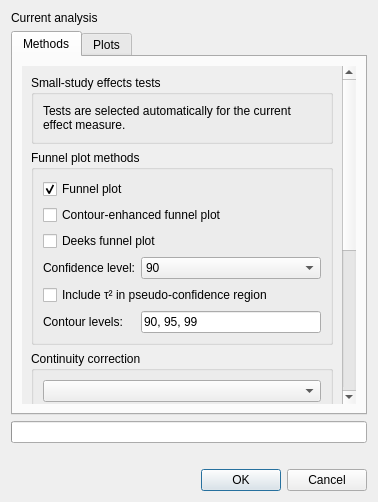
Above: src/rc_metastudio/forms/publication_bias_dialog.ui from AliSalman-et-al/rc-metastudio before the change. Below: the same form after it.
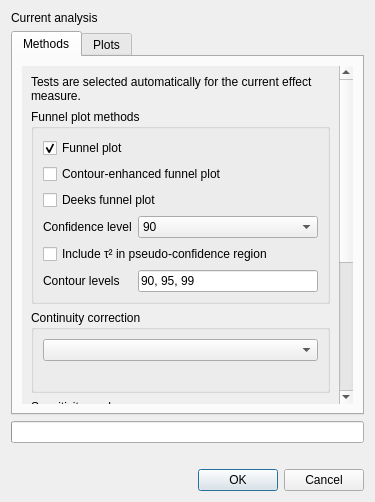
That is the form after the change.

Diff of the .ui file:
```diff
--- a/src/rc_metastudio/forms/publication_bias_dialog.ui
+++ b/src/rc_metastudio/forms/publication_bias_dialog.ui
@@ -18,14 +18,7 @@
          <property name="widgetResizable"><bool>true</bool></property>
          <widget class="QWidget" name="methods_scroll_content">
           <layout class="QVBoxLayout" name="methods_scroll_layout">
-           <item>
-            <widget class="QGroupBox" name="automatic_test_group">
-             <property name="title"><string>Small-study effects tests</string></property>
-             <layout class="QVBoxLayout" name="automatic_test_layout">
-              <item><widget class="QLabel" name="automatic_test_label"><property name="wordWrap"><bool>true</bool></property><property name="text"><string>Tests are selected automatically for the current effect measure.</string></property></widget></item>
-             </layout>
-           </widget>
-           </item>
+           <item><widget class="QLabel" name="automatic_test_label"><property name="wordWrap"><bool>true</bool></property><property name="text"><string>Tests are selected automatically for the current effect measure.</string></property></widget></item>
            <item>
             <widget class="QGroupBox" name="plot_selection_group">
              <property name="title"><string>Funnel plot methods</string></property>
@@ -35,10 +28,10 @@
               <item><widget class="QCheckBox" name="deeks_funnel_check"><property name="text"><string>Deeks funnel plot</string></property></widget></item>
               <item>
                <layout class="QFormLayout" name="plot_method_options_layout">
-                <item row="0" column="0"><widget class="QLabel" name="sampling_confidence_label"><property name="text"><string>Confidence level:</string></property></widget></item>
+                <item row="0" column="0"><widget class="QLabel" name="sampling_confidence_label"><property name="text"><string>Confidence level</string></property></widget></item>
                 <item row="0" column="1"><widget class="QComboBox" name="sampling_confidence_combo"><item><property name="text"><string>90</string></property></item><item><property name="text"><string>95</string></property></item><item><property name="text"><string>99</string></property></item></widget></item>
                 <item row="1" column="0" colspan="2"><widget class="QCheckBox" name="include_tau2_check"><property name="text"><string>Include τ² in pseudo-confidence region</string></property></widget></item>
-                <item row="2" column="0"><widget class="QLabel" name="contour_levels_label"><property name="text"><string>Contour levels:</string></property></widget></item>
+                <item row="2" column="0"><widget class="QLabel" name="contour_levels_label"><property name="text"><string>Contour levels</string></property></widget></item>
                 <item row="2" column="1"><widget class="QLineEdit" name="contour_levels_edit"><property name="text"><string>90, 95, 99</string></property></widget></item>
                </layout>
               </item>
@@ -63,11 +56,11 @@
                <widget class="QGroupBox" name="trim_fill_group">
                 <property name="title"><string>Trim-and-fill parameters</string></property>
                 <layout class="QFormLayout" name="trim_fill_layout">
-                 <item row="0" column="0"><widget class="QLabel" name="trim_fill_estimator_label"><property name="text"><string>Estimator:</string></property></widget></item>
+                 <item row="0" column="0"><widget class="QLabel" name="trim_fill_estimator_label"><property name="text"><string>Estimator</string></property></widget></item>
                  <item row="0" column="1"><widget class="QComboBox" name="trim_fill_estimator_combo"><item><property name="text"><string>L0</string></property></item><item><property name="text"><string>R0</string></property></item></widget></item>
-                 <item row="1" column="0"><widget class="QLabel" name="trim_fill_side_label"><property name="text"><string>Side:</string></property></widget></item>
+                 <item row="1" column="0"><widget class="QLabel" name="trim_fill_side_label"><property name="text"><string>Side</string></property></widget></item>
                  <item row="1" column="1"><widget class="QComboBox" name="trim_fill_side_combo"><item><property name="text"><string>auto</string></property></item><item><property name="text"><string>left</string></property></item><item><property name="text"><string>right</string></property></item></widget></item>
-                 <item row="2" column="0"><widget class="QLabel" name="trim_fill_model_label"><property name="text"><string>Model:</string></property></widget></item>
+                 <item row="2" column="0"><widget class="QLabel" name="trim_fill_model_label"><property name="text"><string>Model</string></property></widget></item>
                  <item row="2" column="1"><widget class="QComboBox" name="trim_fill_model_combo"><item><property name="text"><string>random</string></property></item><item><property name="text"><string>common</string></property></item></widget></item>
                 </layout>
                </widget>
@@ -96,13 +89,13 @@
             <widget class="QGroupBox" name="presentation_group">
              <property name="title"><string>Appearance</string></property>
              <layout class="QFormLayout" name="presentation_layout">
-              <item row="0" column="0"><widget class="QLabel" name="style_label"><property name="text"><string>Style:</string></property></widget></item>
+              <item row="0" column="0"><widget class="QLabel" name="style_label"><property name="text"><string>Style</string></property></widget></item>
               <item row="0" column="1"><widget class="QComboBox" name="style_combo"><item><property name="text"><string>Default</string></property></item><item><property name="text"><string>RevMan</string></property></item><item><property name="text"><string>BMJ</string></property></item></widget></item>
-              <item row="1" column="0"><widget class="QLabel" name="point_size_label"><property name="text"><string>Point size:</string></property></widget></item>
+              <item row="1" column="0"><widget class="QLabel" name="point_size_label"><property name="text"><string>Point size</string></property></widget></item>
               <item row="1" column="1"><widget class="QDoubleSpinBox" name="point_size_spin"><property name="minimum"><double>0.250000000000000</double></property><property name="maximum"><double>3.000000000000000</double></property><property name="singleStep"><double>0.050000000000000</double></property><property name="value"><double>1.000000000000000</double></property></widget></item>
               <item row="2" column="0" colspan="2"><widget class="QCheckBox" name="pooled_overlay_check"><property name="text"><string>Show pooled estimate</string></property><property name="checked"><bool>true</bool></property></widget></item>
               <item row="3" column="0" colspan="2"><widget class="QCheckBox" name="reference_line_check"><property name="text"><string>Show reference line</string></property><property name="checked"><bool>true</bool></property></widget></item>
-              <item row="4" column="0"><widget class="QLabel" name="label_policy_label"><property name="text"><string>Study labels:</string></property></widget></item>
+              <item row="4" column="0"><widget class="QLabel" name="label_policy_label"><property name="text"><string>Study labels</string></property></widget></item>
               <item row="4" column="1"><widget class="QComboBox" name="label_policy_combo"><item><property name="text"><string>None</string></property></item><item><property name="text"><string>Outside pseudo-confidence region</string></property></item><item><property name="text"><string>All</string></property></item></widget></item>
              </layout>
             </widget>
```
